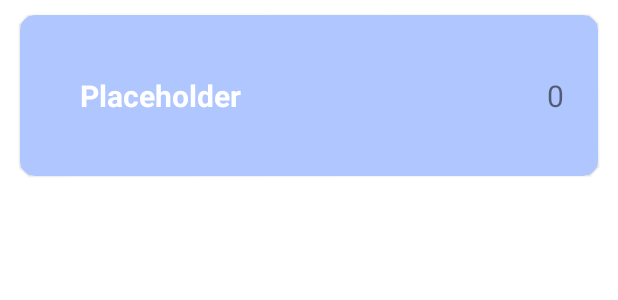
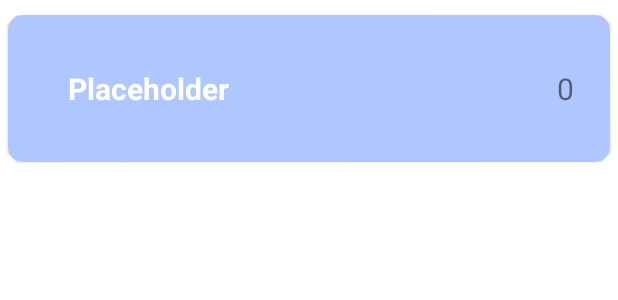
Before and after one commit to Levox98/Study-Shopping-List, an Android app: the layout shop_item_disabled.xml on its own in the app's theme, with its tools: preview values and no code run, on a phone screen of 412 x 824 dp. Shown: the top 300 px of the screen. Run offline under Robolectric (Android 15) with nearby library versions, the phone set to English and light mode, and no system bars.

Commit message:
Small tweaks

```diff
--- a/app/src/main/res/layout/shop_item_disabled.xml
+++ b/app/src/main/res/layout/shop_item_disabled.xml
@@ -3,7 +3,6 @@
     android:layout_width="match_parent"
     android:layout_height="wrap_content"
     xmlns:app="http://schemas.android.com/apk/res-auto"
-    android:layout_marginHorizontal="8dp"
     android:layout_marginVertical="4dp"
     app:cardCornerRadius="10dp"
     android:elevation="1dp"
@@ -22,7 +21,7 @@
             android:layout_gravity="start|center_vertical"
             android:text="@string/placeholder"
             android:textSize="20sp"
-            android:layout_marginVertical="40dp"
+            android:layout_marginVertical="35dp"
             android:layout_marginStart="40dp"
             android:layout_weight="8"
             android:textStyle="bold"
```
